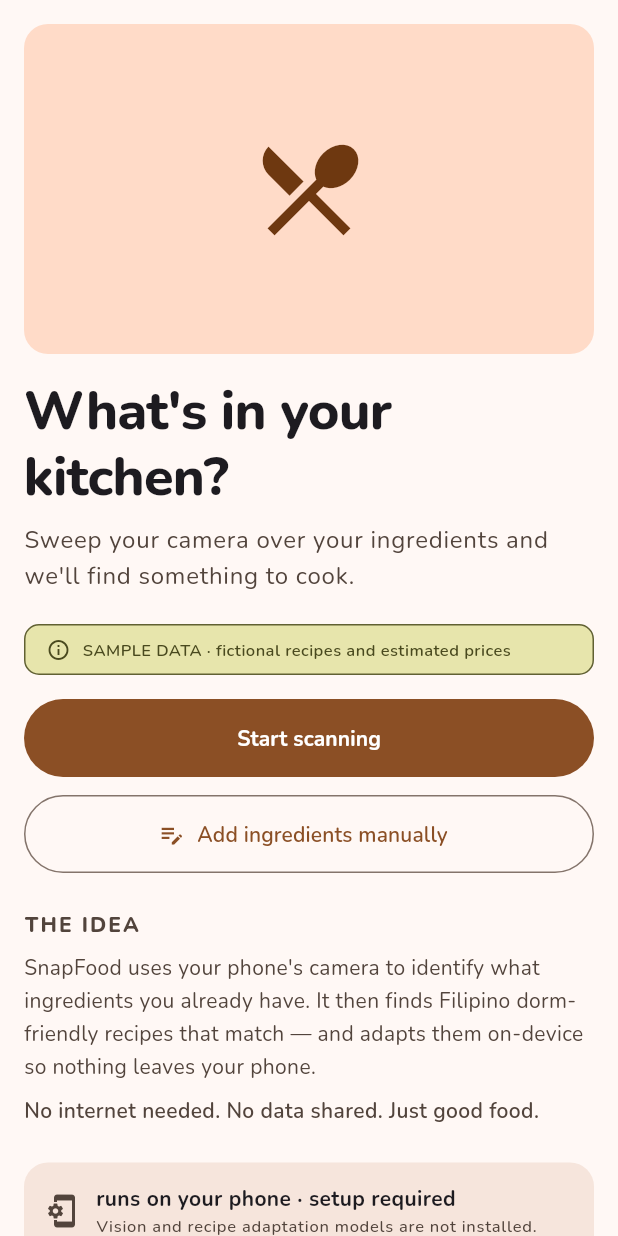
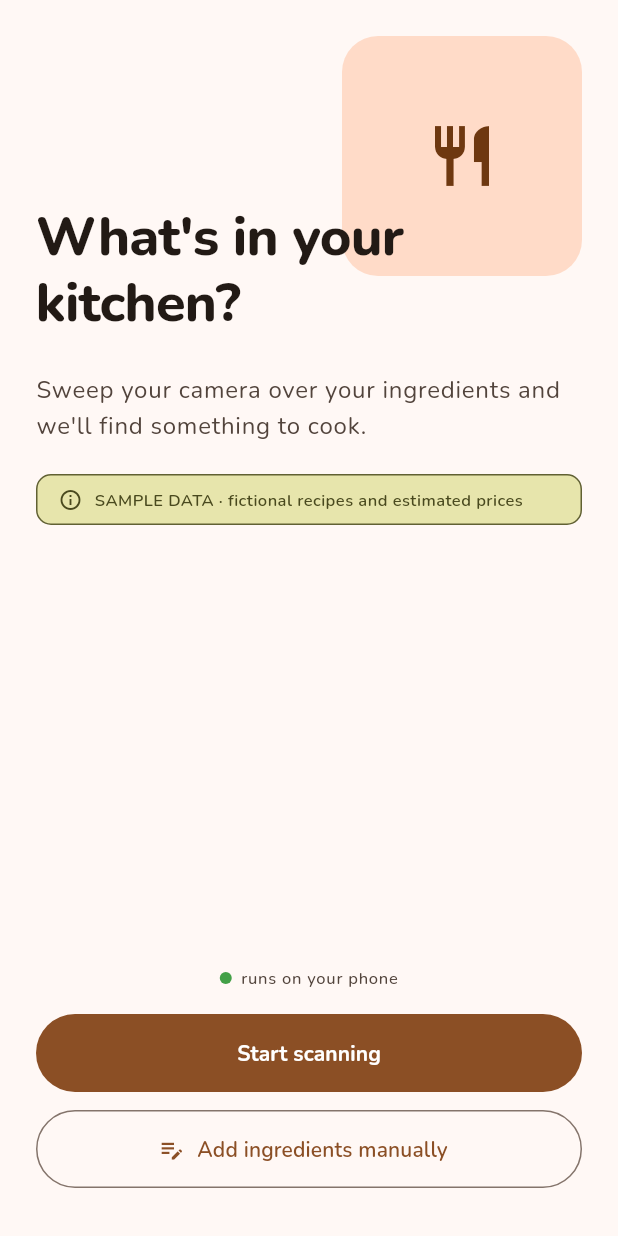
Before and after one commit to novadar-star/APPBUILDERS, a Flutter app: the screen it shows after launch, on a phone screen of 412 x 824 dp. Run offline on Flutter 3.47's test engine with Material 3 defaults, Android fonts, the phone set to English and light mode, and no system bars; our stand-ins replace camera, device_preview, flutter_riverpod, go_router, google_fonts, image_picker and 1 more.

Commit message:
feat: home screen — curated asymmetric layout

```diff
--- a/lib/features/home/home_screen.dart
+++ b/lib/features/home/home_screen.dart
@@ -1,10 +1,9 @@
-// HomeScreen — T9
+// HomeScreen — T9 (curated asymmetric layout)
 import 'package:flutter/material.dart';
 import 'package:flutter/services.dart';
 import 'package:flutter_riverpod/flutter_riverpod.dart';
 import 'package:go_router/go_router.dart';
 import 'package:snapfood/app/providers.dart';
-import 'package:snapfood/shared/on_device_badge.dart';
 import 'package:snapfood/shared/sample_notice.dart';
 
 class HomeScreen extends ConsumerWidget {
@@ -18,39 +17,59 @@
 
     return Scaffold(
       body: SafeArea(
-        child: SingleChildScrollView(
-          padding: const EdgeInsets.symmetric(horizontal: 16, vertical: 16),
+        child: Padding(
+          padding: const EdgeInsets.symmetric(horizontal: 24),
           child: Column(
-            crossAxisAlignment: CrossAxisAlignment.stretch,
+            crossAxisAlignment: CrossAxisAlignment.start,
             children: [
-              // ── Food-hero area ─────────────────────────────────────────
-              Container(
-                height: 220,
+              const SizedBox(height: 24),
+
+              // ── Upper hero zone — illustration floats top-right, title bottom-left ──
+              SizedBox(
+                height: 200,
+                child: Stack(
+                  clipBehavior: Clip.none,
+                  children: [
+                    // Illustration — upper right
+                    Positioned(
+                      top: 0,
+                      right: 0,
+                      child: Container(
+                        width: 160,
+                        height: 160,
                         decoration: BoxDecoration(
                           color: colorScheme.primaryContainer,
-                  borderRadius: BorderRadius.circular(16),
+                          borderRadius: BorderRadius.circular(24),
                         ),
-                child: Center(
                         child: Icon(
-                    Icons.restaurant_menu,
-                    size: 80,
+                          Icons.restaurant,
+                          size: 48,
                           color: colorScheme.onPrimaryContainer,
                         ),
                       ),
                     ),
-              const SizedBox(height: 16),
 
-              // ── Hero heading ───────────────────────────────────────────
-              Text(
-                'What\'s in your\nkitchen?',
+                    // Title — bottom left
+                    Positioned(
+                      bottom: 0,
+                      left: 0,
+                      right: 80,
+                      child: Text(
+                        "What's in your\nkitchen?",
                         style: theme.textTheme.displaySmall?.copyWith(
                           fontWeight: FontWeight.w800,
                           letterSpacing: -0.5,
+                          color: colorScheme.onSurface,
                         ),
                       ),
-              const SizedBox(height: 8),
+                    ),
+                  ],
+                ),
+              ),
 
-              // ── Subtitle ───────────────────────────────────────────────
+              const SizedBox(height: 24),
+
+              // ── Subtitle — left-aligned ────────────────────────────────
               Text(
                 'Sweep your camera over your ingredients and we\'ll find something to cook.',
                 style: theme.textTheme.bodyLarge?.copyWith(
@@ -58,14 +77,15 @@
                   height: 1.5,
                 ),
               ),
+
               const SizedBox(height: 20),
 
-              // ── SAMPLE DATA ────────────────────────────────────────────
+              // ── SAMPLE DATA notice ─────────────────────────────────────
               const SampleNotice(),
-              const SizedBox(height: 16),
 
               // ── Ingredient count if any are already confirmed ──────────
               if (ownedIngredients.isNotEmpty) ...[
+                const SizedBox(height: 16),
                 GestureDetector(
                   onTap: () => context.go('/review'),
                   child: Container(
@@ -92,10 +112,37 @@
                     ),
                   ),
                 ),
-                const SizedBox(height: 16),
               ],
 
-              // ── Primary CTA ────────────────────────────────────────────
+              const Spacer(),
+
+              // ── On-device badge — centered ─────────────────────────────
+              Center(
+                child: Row(
+                  mainAxisSize: MainAxisSize.min,
+                  children: [
+                    Container(
+                      width: 8,
+                      height: 8,
+                      decoration: BoxDecoration(
+                        color: Colors.green.shade600,
+                        borderRadius: BorderRadius.circular(4),
+                      ),
+                    ),
+                    const SizedBox(width: 6),
+                    Text(
+                      'runs on your phone',
+                      style: theme.textTheme.labelSmall?.copyWith(
+                        color: colorScheme.onSurfaceVariant,
+                      ),
+                    ),
+                  ],
+                ),
+              ),
+
+              const SizedBox(height: 16),
+
+              // ── Primary CTA — full width ───────────────────────────────
               SizedBox(
                 width: double.infinity,
                 height: 52,
@@ -110,6 +157,7 @@
                   ),
                 ),
               ),
+
               const SizedBox(height: 12),
 
               // ── Secondary CTA ──────────────────────────────────────────
@@ -125,41 +173,8 @@
                   ),
                 ),
               ),
-              const SizedBox(height: 24),
 
-              // ── THE IDEA section ───────────────────────────────────────
-              Text(
-                'THE IDEA',
-                style: theme.textTheme.titleSmall?.copyWith(
-                  color: colorScheme.onSurfaceVariant,
-                  fontWeight: FontWeight.w800,
-                  letterSpacing: 1.4,
-                ),
-              ),
-              const SizedBox(height: 8),
-              Text(
-                'SnapFood uses your phone\'s camera to identify what ingredients you already have. '
-                'It then finds Filipino dorm-friendly recipes that match — and adapts them on-device '
-                'so nothing leaves your phone.',
-                style: theme.textTheme.bodyMedium?.copyWith(
-                  color: colorScheme.onSurfaceVariant,
-                  height: 1.6,
-                ),
-              ),
-              const SizedBox(height: 8),
-              Text(
-                'No internet needed. No data shared. Just good food.',
-                style: theme.textTheme.bodyMedium?.copyWith(
-                  color: colorScheme.onSurfaceVariant,
-                  fontWeight: FontWeight.w600,
-                  height: 1.5,
-                ),
-              ),
-              const SizedBox(height: 24),
-
-              // ── OnDevice badge ─────────────────────────────────────────
-              const OnDeviceBadgeConsumer(),
-              const SizedBox(height: 16),
+              const SizedBox(height: 32),
             ],
           ),
         ),
```
Lines whose indentation alone changed are shown as unchanged.
